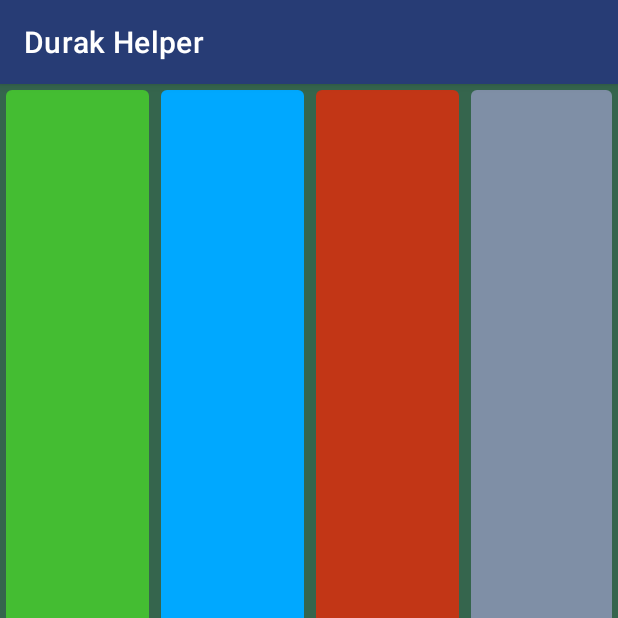
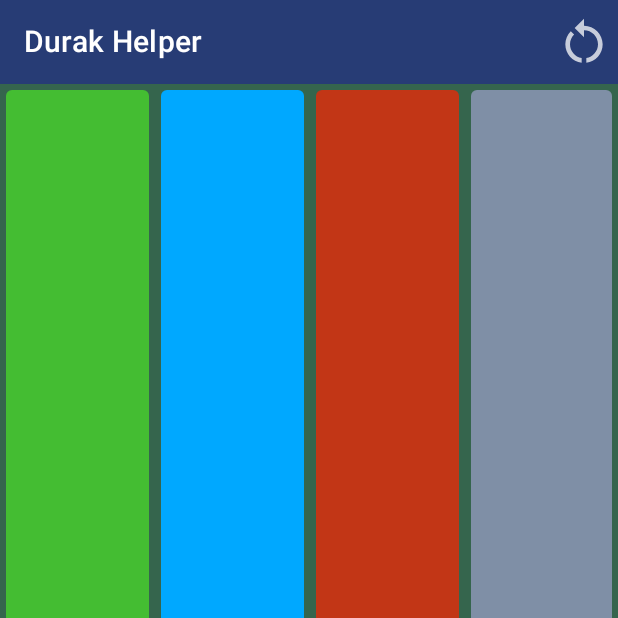
Before and after one commit to mmoschenskikh/durak-helper, an Android app built with Jetpack Compose: the screen it shows after launch (MainActivity), on a phone screen of 412 x 824 dp, the top half of it. Run offline under Robolectric (Android 15) with nearby library versions, the phone set to English and light mode, and no system bars; our stand-ins replace livedata-compose; 2 statements that could not run were skipped.

Commit message:
Application top bar done

```diff
--- a/app/src/main/java/ru/maxultra/durakhelper/ui/Color.kt
+++ b/app/src/main/java/ru/maxultra/durakhelper/ui/Color.kt
@@ -1,6 +1,10 @@
 package ru.maxultra.durakhelper.ui
 
 import androidx.compose.ui.graphics.Color
+
+val Naval = Color(0xFF40739E)
+val MazarineBlue = Color(0xFF273C75)
+val PicoVoid = Color(0xFF192A56)
 
 val TableColor = Color(0xFF35654D)
 
--- a/app/src/main/java/ru/maxultra/durakhelper/ui/DurakHelperScreenComponents.kt
+++ b/app/src/main/java/ru/maxultra/durakhelper/ui/DurakHelperScreenComponents.kt
@@ -13,6 +13,8 @@ import ru.maxultra.durakhelper.model.DeckOfCards
 
 @Composable
 fun DurakHelperScreen(viewModel: DeckViewModel) {
+    Column(modifier = Modifier.fillMaxSize()) {
+        DurakTopAppBar(viewModel = viewModel)
         BoxWithConstraints(
             modifier = Modifier
                 .fillMaxSize()
@@ -27,3 +29,4 @@ fun DurakHelperScreen(viewModel: DeckViewModel) {
             }
         }
     }
+}
--- /dev/null
+++ b/app/src/main/java/ru/maxultra/durakhelper/ui/TopBarComponents.kt
@@ -0,0 +1,56 @@
+package ru.maxultra.durakhelper.ui
+
+import androidx.annotation.StringRes
+import androidx.compose.foundation.clickable
+import androidx.compose.foundation.layout.aspectRatio
+import androidx.compose.foundation.layout.fillMaxHeight
+import androidx.compose.material.Icon
+import androidx.compose.material.Text
+import androidx.compose.material.TopAppBar
+import androidx.compose.material.icons.Icons
+import androidx.compose.material.icons.filled.RestartAlt
+import androidx.compose.runtime.Composable
+import androidx.compose.ui.Modifier
+import androidx.compose.ui.graphics.Color
+import androidx.compose.ui.graphics.vector.ImageVector
+import androidx.compose.ui.res.stringResource
+import androidx.compose.ui.tooling.preview.Preview
+import ru.maxultra.durakhelper.DeckViewModel
+import ru.maxultra.durakhelper.R
+
+@Composable
+fun DurakTopAppBar(viewModel: DeckViewModel) {
+    TopAppBar(
+        title = { TopAppBarTitle() },
+        actions = {
+            Icon(
+                imageVector = MenuAction.Restart.icon,
+                contentDescription = stringResource(MenuAction.Restart.label),
+                modifier = Modifier
+                    .fillMaxHeight(0.67f)
+                    .aspectRatio(1f)
+                    .clickable { viewModel.resetDeckStatus() }
+            )
+        },
+        backgroundColor = MazarineBlue,
+        contentColor = Color.White
+    )
+}
+
+
+@Composable
+fun TopAppBarTitle() {
+    Text(text = stringResource(R.string.app_name))
+}
+
+sealed class MenuAction(
+    @StringRes val label: Int,
+    val icon: ImageVector
+) {
+    object Restart : MenuAction(R.string.new_game_button, Icons.Default.RestartAlt)
+}
+
+@Composable
+@Preview
+fun TopBarPreview() {
+}
--- a/app/src/main/res/values-night/themes.xml
+++ b/app/src/main/res/values-night/themes.xml
@@ -12,5 +12,7 @@
         <!-- Status bar color. -->
         <item name="android:statusBarColor" tools:targetApi="l">?attr/colorPrimaryVariant</item>
         <!-- Customize your theme here. -->
+        <item name="windowActionBar">false</item>
+        <item name="windowNoTitle">true</item>
     </style>
 </resources>
--- a/app/src/main/res/values/themes.xml
+++ b/app/src/main/res/values/themes.xml
@@ -12,5 +12,7 @@
         <!-- Status bar color. -->
         <item name="android:statusBarColor" tools:targetApi="l">?attr/colorPrimaryVariant</item>
         <!-- Customize your theme here. -->
+        <item name="windowActionBar">false</item>
+        <item name="windowNoTitle">true</item>
     </style>
 </resources>
```
Lines whose indentation alone changed are shown as unchanged.
